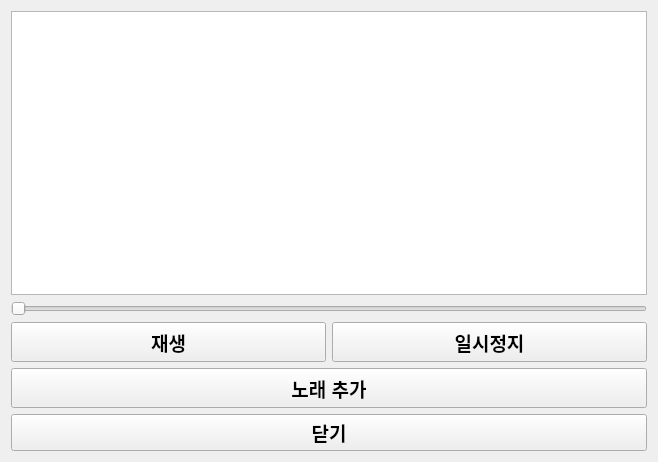
The window that MusicPlayer/SongListsDialog.ui (SY008197/gimgo2) describes before a commit, drawn with Qt 5.
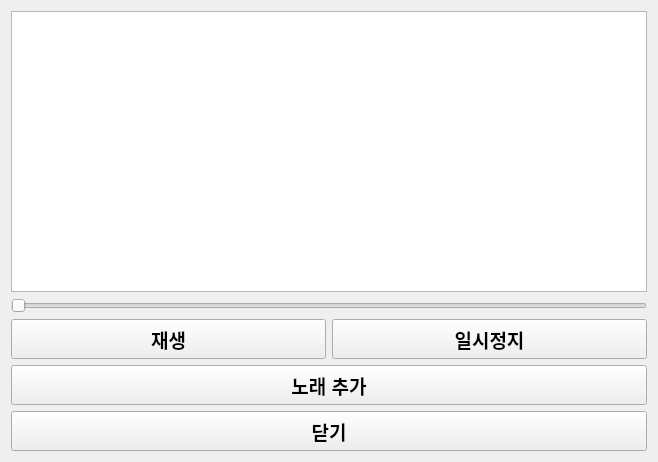
The same window after the commit.

```diff
--- a/MusicPlayer/SongListsDialog.ui
+++ b/MusicPlayer/SongListsDialog.ui
@@ -99,7 +99,7 @@
      <property name="minimumSize">
       <size>
        <width>0</width>
-       <height>30</height>
+       <height>40</height>
       </size>
      </property>
      <property name="font">
```
